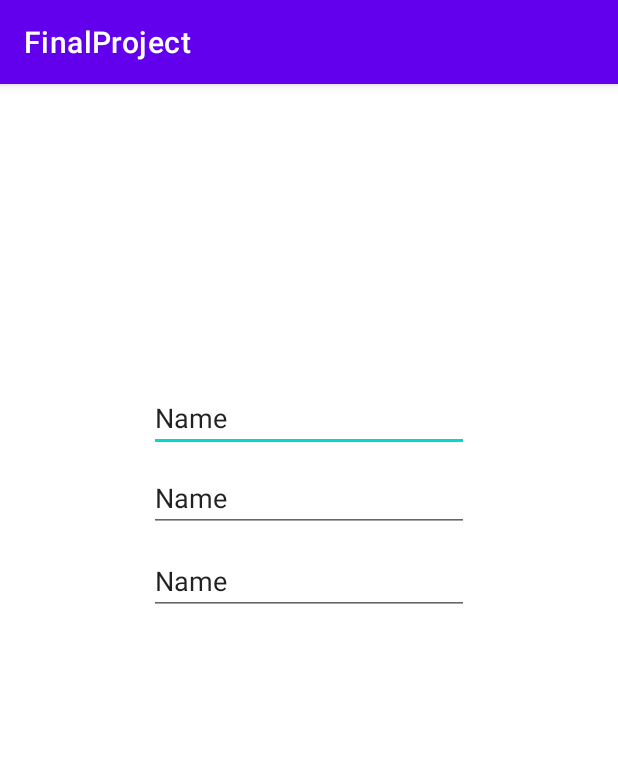
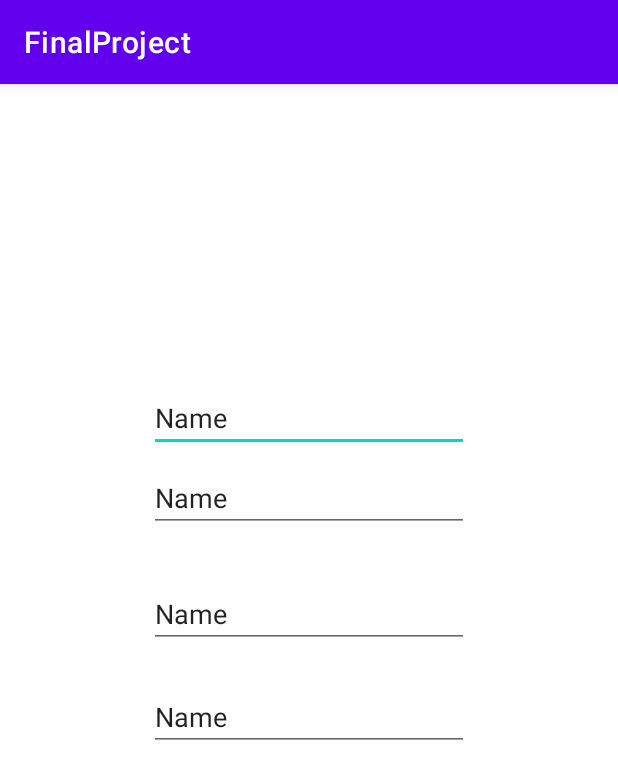
Before and after one commit to Yonfroy/ManagementApp1, an Android app: the EditProfileActivity screen opened directly, with no data from a screen before it, on a phone screen of 412 x 824 dp. Shown: the top 779 px of the screen. Run offline under Robolectric (Android 15) with nearby library versions, the phone set to English and light mode, and no system bars.

Commit message:
Did some shit

```diff
--- a/app/src/main/java/com/example/finalproject/ProfileActivity.java
+++ b/app/src/main/java/com/example/finalproject/ProfileActivity.java
@@ -39,7 +39,6 @@ public class ProfileActivity extends AppCompatActivity {
     FirebaseFirestore fStore;
     String userId;
     Button returnBtn, resendCode, resetPasswordProfile, editProfileImg;
-    FirebaseUser user;
     ImageView profileImage;
     StorageReference storageReference;
 
@@ -69,7 +68,7 @@ public class ProfileActivity extends AppCompatActivity {
         fStore = FirebaseFirestore.getInstance();
         storageReference = FirebaseStorage.getInstance().getReference();
 
-        StorageReference profileRef = storageReference.child("users/"+fAuth.getCurrentUser().getUid()+"/profile.jpg");
+        StorageReference profileRef = storageReference.child("users/"+fAuth.getCurrentUser().getUid()+"/profileImage.jpg");
         profileRef.getDownloadUrl().addOnSuccessListener(new OnSuccessListener<Uri>() {
             @Override
             public void onSuccess(Uri uri) {
@@ -172,8 +171,6 @@ public class ProfileActivity extends AppCompatActivity {
         if(requestCode == 1000){
             if(resultCode == Activity.RESULT_OK){
                 Uri imageUri = data.getData();
-                //profileImage.setImageURI(imageUri);
-
                 uploadImageToFirebase(imageUri);
             }
         }
--- a/app/src/main/res/layout/activity_edit_profile.xml
+++ b/app/src/main/res/layout/activity_edit_profile.xml
@@ -50,11 +50,26 @@
         android:layout_width="wrap_content"
         android:layout_height="wrap_content"
         android:layout_marginTop="10dp"
+        android:layout_marginBottom="370dp"
         android:ems="10"
         android:inputType="textPersonName"
         android:text="Name"
+        app:layout_constraintBottom_toBottomOf="parent"
         app:layout_constraintEnd_toEndOf="@+id/editTextTextPersonName2"
         app:layout_constraintStart_toStartOf="@+id/editTextTextPersonName2"
         app:layout_constraintTop_toBottomOf="@+id/editTextTextPersonName2" />
 
+    <EditText
+        android:id="@+id/editTextTextPersonName5"
+        android:layout_width="wrap_content"
+        android:layout_height="wrap_content"
+        android:layout_marginBottom="300dp"
+        android:ems="10"
+        android:inputType="textPersonName"
+        android:text="Name"
+        app:layout_constraintBottom_toBottomOf="parent"
+        app:layout_constraintEnd_toEndOf="@+id/editTextTextPersonName3"
+        app:layout_constraintStart_toStartOf="@+id/editTextTextPersonName3"
+        app:layout_constraintTop_toBottomOf="@+id/editTextTextPersonName3" />
+
 </androidx.constraintlayout.widget.ConstraintLayout>
```
Also changed, not shown: app/src/main/res/values/strings.xml (+10 -0 lines).
